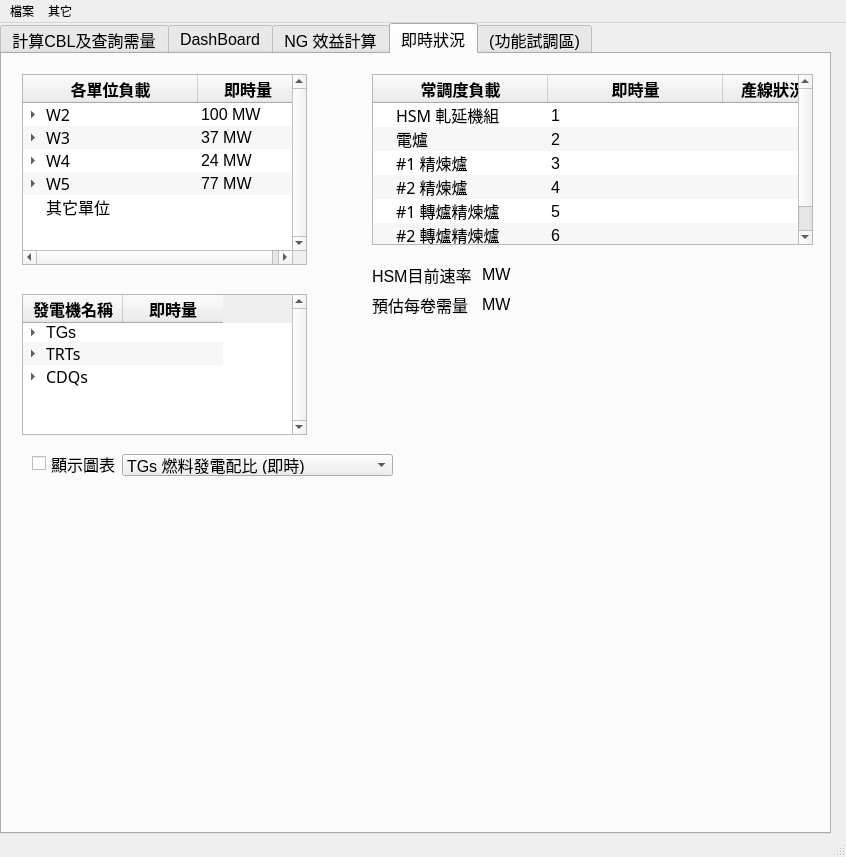
First picture: the form in ui.ui, repository JoesphChou/InterfaceForDispatch, before the edit.
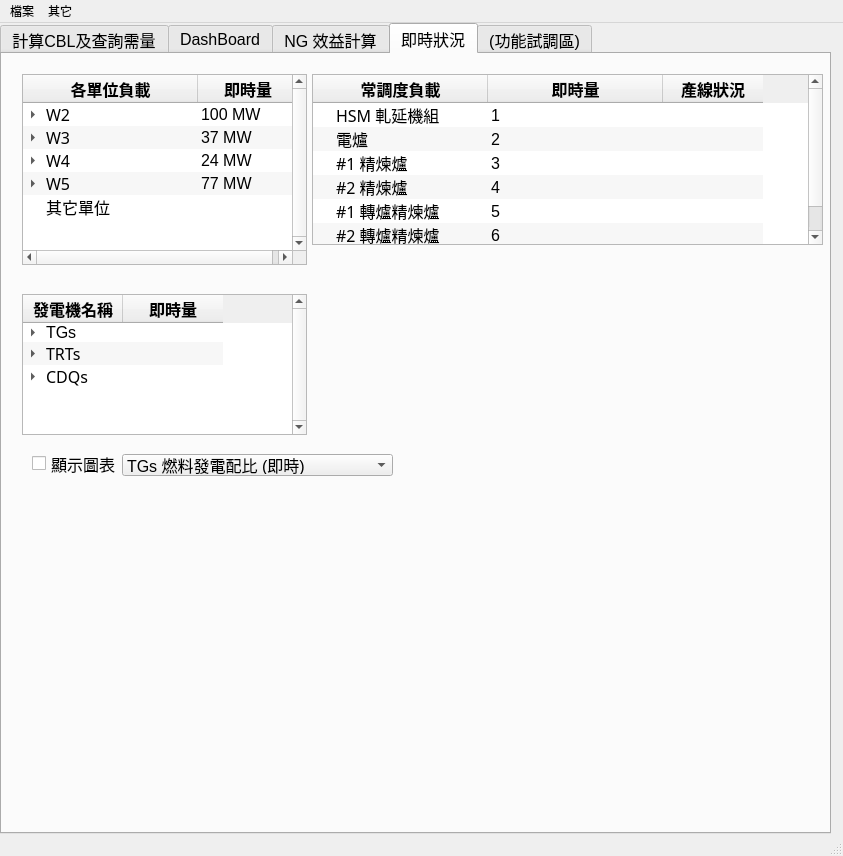
Second picture: the form after the edit. The open tabs and pages were chosen to show the change.

Commit message: (1)調整tw*_2 的表頭、欄位、文字等設定 (2)將hsm 生產速度、每卷需量的即時資訊，放置在tw2_2 (3)改善漸層一段時間後變純白色的狀況 (先確保有objectName，再用#<objectName> QHeaderView...{...} 設定樣式)。-->測試中

Patch:
```diff
--- a/ui.ui
+++ b/ui.ui
@@ -6,8 +6,8 @@
    <rect>
     <x>0</x>
     <y>0</y>
-    <width>846</width>
-    <height>857</height>
+    <width>843</width>
+    <height>856</height>
    </rect>
   </property>
   <property name="windowTitle">
@@ -3454,9 +3454,9 @@
      <widget class="QTreeWidget" name="tw2_2">
       <property name="geometry">
        <rect>
-        <x>370</x>
+        <x>310</x>
         <y>20</y>
-        <width>441</width>
+        <width>511</width>
         <height>171</height>
        </rect>
       </property>
@@ -4833,58 +4833,6 @@
        </item>
       </item>
      </widget>
-     <widget class="QLabel" name="label_42">
-      <property name="geometry">
-       <rect>
-        <x>370</x>
-        <y>210</y>
-        <width>111</width>
-        <height>21</height>
-       </rect>
-      </property>
-      <property name="text">
-       <string>HSM目前速率</string>
-      </property>
-     </widget>
-     <widget class="QLabel" name="label_43">
-      <property name="geometry">
-       <rect>
-        <x>370</x>
-        <y>240</y>
-        <width>111</width>
-        <height>21</height>
-       </rect>
-      </property>
-      <property name="text">
-       <string>預估每卷需量</string>
-      </property>
-     </widget>
-     <widget class="QLabel" name="label_44">
-      <property name="geometry">
-       <rect>
-        <x>480</x>
-        <y>210</y>
-        <width>111</width>
-        <height>21</height>
-       </rect>
-      </property>
-      <property name="text">
-       <string>MW</string>
-      </property>
-     </widget>
-     <widget class="QLabel" name="label_45">
-      <property name="geometry">
-       <rect>
-        <x>480</x>
-        <y>240</y>
-        <width>111</width>
-        <height>21</height>
-       </rect>
-      </property>
-      <property name="text">
-       <string>MW</string>
-      </property>
-     </widget>
      <widget class="QCheckBox" name="checkBox_5">
       <property name="geometry">
        <rect>
@@ -5658,7 +5606,7 @@
     <rect>
      <x>0</x>
      <y>0</y>
-     <width>846</width>
+     <width>843</width>
      <height>21</height>
     </rect>
    </property>
```
Left out of the diff: 7 changed lines with no effect on the pictures. The commit also changes 3 other files.
